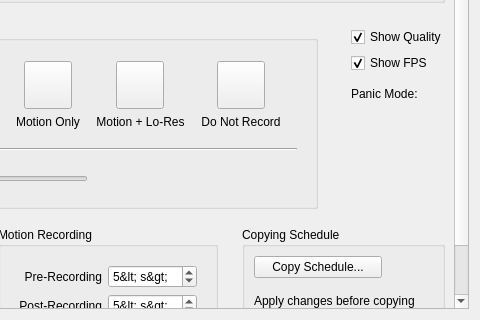
Qt form client/nx_client_desktop/src/nx/client/desktop/resource_properties/camera/camera_schedule_widget.ui (networkoptix/nx_open) before a commit; both pictures show x 262 to 742 and y 359 to 679 of the 742 by 679 pixel window.
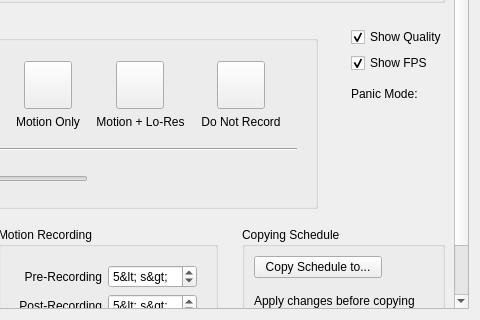
The same form after that commit. Custom widgets are drawn as their Qt base class.

Commit message:
VMS-7660: Renamed button text "Copy Schedule..." to "Copy Schedule to..."
<==== Mercurial data ====>
Branch: vms

```diff
--- a/client/nx_client_desktop/src/nx/client/desktop/resource_properties/camera/camera_schedule_widget.ui
+++ b/client/nx_client_desktop/src/nx/client/desktop/resource_properties/camera/camera_schedule_widget.ui
@@ -944,7 +944,7 @@
                </size>
               </property>
               <property name="text">
-               <string>Copy Schedule...</string>
+               <string>Copy Schedule to...</string>
               </property>
              </widget>
             </item>
```
